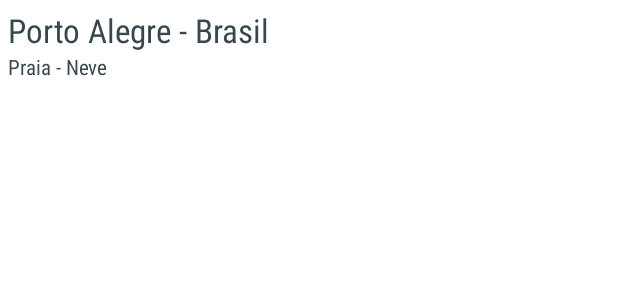
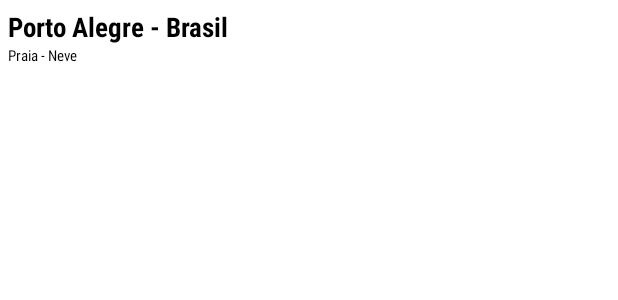
Before and after one commit to itamarborges/ots, an Android app: the layout list_item_cities_list.xml on its own in the app's theme, with its tools: preview values and no code run, on a phone screen of 412 x 824 dp. Shown: the top 300 px of the screen. Run offline under Robolectric (Android 15) with nearby library versions, the phone set to English and light mode, and no system bars.

Commit message:
Erro de recuperação das tags

```diff
--- a/app/src/main/java/br/borbi/ots/adapter/CitiesAdapter.java
+++ b/app/src/main/java/br/borbi/ots/adapter/CitiesAdapter.java
@@ -5,7 +5,6 @@ import android.content.Intent;
 import android.content.SharedPreferences;
 import android.database.Cursor;
 import android.preference.PreferenceManager;
-import android.util.Log;
 import android.view.LayoutInflater;
 import android.view.View;
 import android.view.ViewGroup;
@@ -19,13 +18,12 @@ import java.util.HashSet;
 import java.util.LinkedList;
 import java.util.Set;
 
-import br.borbi.ots.fragment.CitiesFragment;
 import br.borbi.ots.R;
 import br.borbi.ots.ResultCitiesActivity;
 import br.borbi.ots.data.OTSContract;
 import br.borbi.ots.data.OTSProvider;
+import br.borbi.ots.fragment.CitiesFragment;
 import br.borbi.ots.pojo.CityResultSearch;
-import br.borbi.ots.utility.CityUtility;
 import br.borbi.ots.utility.Utility;
 
 /**
@@ -129,7 +127,7 @@ public class CitiesAdapter extends BaseAdapter{
             tagsCity.put((long) idCity, tagNames);
         }
 
-        final LinkedList<String> tags = tagsCity.get(idCity);
+        final LinkedList<String> tags = tagsCity.get((long) idCity);
         String tagsItem = "";
         String separador = "";
 
--- a/app/src/main/res/layout/fragment_detail_city.xml
+++ b/app/src/main/res/layout/fragment_detail_city.xml
@@ -203,8 +203,7 @@
 <FrameLayout
     android:layout_width="match_parent"
     android:layout_height="match_parent"
-    android:layout_gravity="bottom"
-    android:layout_marginBottom="5dp">
+    android:layout_gravity="bottom">
 
     <com.google.android.gms.ads.AdView
         android:id="@+id/adViewFragment"
--- a/app/src/main/res/layout/list_item_cities_list.xml
+++ b/app/src/main/res/layout/list_item_cities_list.xml
@@ -21,18 +21,17 @@
             android:layout_width="match_parent"
             android:layout_height="wrap_content"
             android:text="Porto Alegre - Brasil"
-            android:textAppearance="?android:textAppearanceLarge"
-            android:fontFamily="sans-serif-condensed"
-            android:textColor="@color/material_blue_grey_800" />
+            android:textAppearance="@style/titleTextView"
+            android:fontFamily="sans-serif-condensed" />
 
         <TextView
             android:id="@+id/list_item_city_list_tags_textview"
             android:layout_width="match_parent"
             android:layout_height="wrap_content"
             android:text="Praia - Neve"
-            android:textAppearance="?android:textAppearanceSmall"
             android:fontFamily="sans-serif-condensed"
-            android:textColor="@color/material_blue_grey_800" />
+            android:textSize="10sp"
+            android:textColor="#010000" />
     </LinearLayout>
 
 </LinearLayout>
```
Also changed, not shown: app/src/main/res/layout/activity_cities_list.xml (+8 -2 lines).
